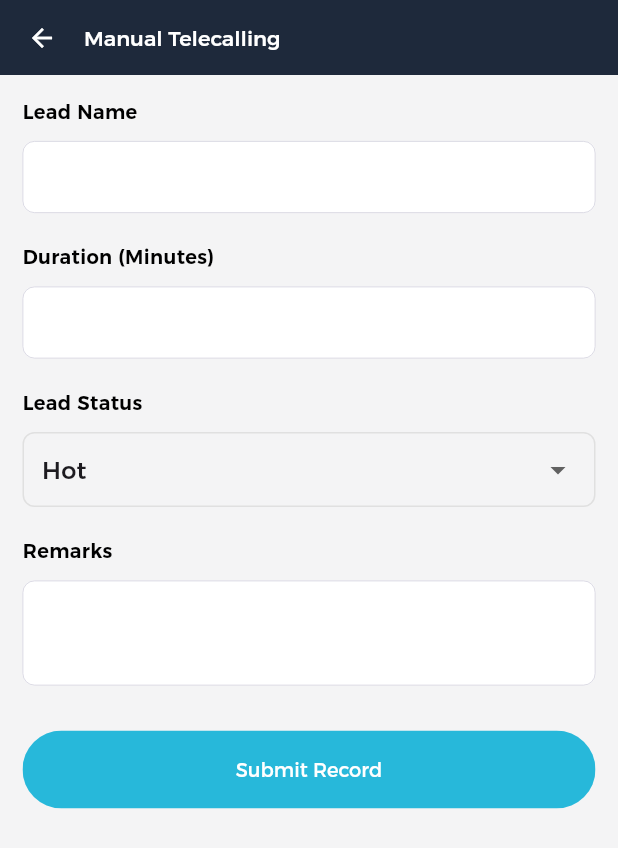
After one commit to ParthVibhandik/crm_app_smmart, a Flutter app: the TelecallingScreen screen opened by its route, on a phone screen of 412 x 824 dp. The commit adds this screen. Shown: the top 848 px of the screen. Run offline on Flutter 3.47's test engine with Material 3 defaults, Android fonts, the phone set to English and light mode, and no system bars; our stand-ins replace battery_plus, cached_network_image, carousel_slider, connectivity_plus, contained_tab_bar_view, date_field and 26 more; missing offline and left inert: flutter_background_service, flutter_background_service_android, flutter_boardview, image_gallery_saver_plus; accounts and stored records are empty.

Commit message:
Telecalling

```diff
--- a/lib/core/route/route.dart
+++ b/lib/core/route/route.dart
@@ -46,6 +46,7 @@ import 'package:flutex_admin/features/proposal/view/proposal_details_screen.dart
 import 'package:flutex_admin/features/proposal/view/proposal_screen.dart';
 import 'package:flutex_admin/features/proposal/view/update_proposal_screen.dart';
 import 'package:flutex_admin/features/sales_tracker/view/sales_tracker_screen.dart';
+import 'package:flutex_admin/features/telecalling/view/telecalling_screen.dart';
 import 'package:flutex_admin/features/splash/view/splash_screen.dart';
 import 'package:flutex_admin/features/staff/view/add_staff_screen.dart';
 import 'package:flutex_admin/features/staff/view/staff_details_screen.dart';
@@ -122,6 +123,7 @@ class RouteHelper {
   static const String editProfileScreen = "/edit_profile_screen";
   static const String privacyScreen = "/privacy_screen";
   static const String salesTrackerScreen = "/sales_tracker_screen";
+  static const String telecallingScreen = "/telecalling_screen";
 
   List<GetPage> routes = [
     GetPage(name: splashScreen, page: () => const SplashScreen()),
@@ -259,5 +261,6 @@ class RouteHelper {
     GetPage(name: settingsScreen, page: () => const MenuScreen()),
     GetPage(name: privacyScreen, page: () => const PrivacyPolicyScreen()),
     GetPage(name: salesTrackerScreen, page: () => const SalesTrackerScreen()),
+    GetPage(name: telecallingScreen, page: () => const TelecallingScreen()),
   ];
 }
--- a/lib/core/utils/url_container.dart
+++ b/lib/core/utils/url_container.dart
@@ -39,6 +39,7 @@ class UrlContainer {
   static const String expensesUrl = 'expenses';
   static const String miscellaneousUrl = 'miscellaneous';
   static const String privacyPolicyUrl = 'miscellaneous/privacy';
+  static const String telecallUrl = 'telecall';
 
   // Sales Tracker
   static const String salesTrackerGetLeadsUrl = 'sales-tracker/get-leads';
--- /dev/null
+++ b/lib/features/telecalling/controller/telecalling_controller.dart
@@ -0,0 +1,133 @@
+import 'dart:convert';
+import 'package:flutex_admin/common/components/snack_bar/show_custom_snackbar.dart';
+import 'package:flutex_admin/common/models/response_model.dart';
+import 'package:flutex_admin/features/lead/model/lead_model.dart';
+import 'package:flutex_admin/features/telecalling/repo/telecalling_repo.dart';
+import 'package:flutter/material.dart';
+import 'package:get/get.dart';
+
+import 'package:flutex_admin/features/telecalling/widget/success_dialog.dart';
+
+class TelecallingController extends GetxController {
+  final TelecallingRepo telecallingRepo;
+  TelecallingController({required this.telecallingRepo});
+
+  bool isLoading = false;
+  bool isSubmitLoading = false;
+
+  List<Lead> searchResultLeads = [];
+  Lead? selectedLead;
+
+  TextEditingController searchController = TextEditingController();
+  TextEditingController durationController = TextEditingController();
+  TextEditingController remarksController = TextEditingController();
+
+  String selectedStatus = 'hot';
+  List<String> statusOptions = ['hot', 'warm', 'cold', 'converted', 'lost'];
+
+  Future<void> searchLeads(String keyword) async {
+    if (keyword.isEmpty) {
+      searchResultLeads = [];
+      update();
+      return;
+    }
+
+    isLoading = true;
+    update();
+
+    try {
+      ResponseModel responseModel = await telecallingRepo.searchLeads(keyword);
+      if (responseModel.status) {
+        var decoded = jsonDecode(responseModel.responseJson);
+        List<dynamic> leadsList = [];
+        if (decoded is Map<String, dynamic> && decoded.containsKey('data')) {
+          var dataObj = decoded['data'];
+          if (dataObj is Map<String, dynamic> && dataObj.containsKey('leads')) {
+            leadsList = dataObj['leads'];
+          } else if (dataObj is List) {
+            leadsList = dataObj;
+          }
+        }
+
+        searchResultLeads = leadsList.map((item) => Lead.fromJson(item)).toList();
+      } else {
+        CustomSnackBar.error(errorList: [responseModel.message.tr]);
+      }
+    } catch (e) {
+      print('Error searching leads: $e');
+    }
+
+    isLoading = false;
+    update();
+  }
+
+  void selectLead(Lead lead) {
+    selectedLead = lead;
+    searchController.text = lead.name ?? '';
+    searchResultLeads = [];
+    update();
+  }
+
+  void setStatus(String status) {
+    selectedStatus = status;
+    update();
+  }
+
+  Future<void> submitTelecall() async {
+    if (selectedLead == null) {
+      CustomSnackBar.error(errorList: ['Please select a lead']);
+      return;
+    }
+    if (durationController.text.isEmpty) {
+      CustomSnackBar.error(errorList: ['Please enter duration']);
+      return;
+    }
+    if (remarksController.text.isEmpty) {
+      CustomSnackBar.error(errorList: ['Please enter remarks']);
+      return;
+    }
+
+    isSubmitLoading = true;
+    update();
+
+    try {
+      ResponseModel responseModel = await telecallingRepo.recordTelecall(
+        leadId: selectedLead!.id.toString(),
+        duration: durationController.text,
+        status: selectedStatus,
+        remarks: remarksController.text,
+      );
+
+      if (responseModel.status) {
+        Get.dialog(
+          SuccessDialog(
+            message: "Telecall record has been saved successfully.",
+            onOkPress: () {
+              clearData();
+              Get.back(); // Close dialog
+              Get.back(); // Go back from telecalling screen
+            },
+          ),
+          barrierDismissible: false,
+        );
+      } else {
+        CustomSnackBar.error(errorList: [responseModel.message.tr]);
+      }
+    } catch (e) {
+      CustomSnackBar.error(errorList: ['Error recording telecall: $e']);
+    }
+
+    isSubmitLoading = false;
+    update();
+  }
+
+  void clearData() {
+    selectedLead = null;
+    searchController.clear();
+    durationController.clear();
+    remarksController.clear();
+    selectedStatus = 'hot';
+    searchResultLeads = [];
+    update();
+  }
+}
--- /dev/null
+++ b/lib/features/telecalling/repo/telecalling_repo.dart
@@ -0,0 +1,46 @@
+import 'package:flutex_admin/common/models/response_model.dart';
+import 'package:flutex_admin/core/service/api_service.dart';
+import 'package:flutex_admin/core/utils/method.dart';
+import 'package:flutex_admin/core/utils/url_container.dart';
+
+class TelecallingRepo {
+  final ApiClient apiClient;
+
+  TelecallingRepo({required this.apiClient});
+
+  Future<ResponseModel> searchLeads(String keyword) async {
+    String url = "${UrlContainer.baseUrl}${UrlContainer.salesTrackerSearchLeadUrl}";
+    Map<String, String> params = {"keyword": keyword};
+
+    ResponseModel responseModel = await apiClient.request(
+      url,
+      Method.postMethod,
+      params,
+      passHeader: true,
+    );
+    return responseModel;
+  }
+
+  Future<ResponseModel> recordTelecall({
+    required String leadId,
+    required String duration,
+    required String status,
+    required String remarks,
+  }) async {
+    String url = "${UrlContainer.baseUrl}${UrlContainer.telecallUrl}/record";
+    Map<String, String> params = {
+      "lead_id": leadId,
+      "duration": duration,
+      "current_status": status,
+      "remarks": remarks,
+    };
+
+    ResponseModel responseModel = await apiClient.request(
+      url,
+      Method.postMethod,
+      params,
+      passHeader: true,
+    );
+    return responseModel;
+  }
+}
--- /dev/null
+++ b/lib/features/telecalling/view/telecalling_screen.dart
@@ -0,0 +1,160 @@
+import 'package:flutex_admin/common/components/app-bar/custom_appbar.dart';
+import 'package:flutex_admin/common/components/buttons/rounded_button.dart';
+import 'package:flutex_admin/common/components/buttons/rounded_loading_button.dart';
+import 'package:flutex_admin/common/components/text-form-field/custom_text_field.dart';
+import 'package:flutex_admin/core/utils/dimensions.dart';
+import 'package:flutex_admin/core/utils/style.dart';
+import 'package:flutex_admin/features/telecalling/controller/telecalling_controller.dart';
+import 'package:flutex_admin/features/telecalling/repo/telecalling_repo.dart';
+import 'package:flutter/material.dart';
+import 'package:get/get.dart';
+
+class TelecallingScreen extends StatefulWidget {
+  const TelecallingScreen({super.key});
+
+  @override
+  State<TelecallingScreen> createState() => _TelecallingScreenState();
+}
+
+class _TelecallingScreenState extends State<TelecallingScreen> {
+  @override
+  void initState() {
+    super.initState();
+    Get.put(TelecallingRepo(apiClient: Get.find()));
+    Get.put(TelecallingController(telecallingRepo: Get.find()));
+  }
+
+  @override
+  Widget build(BuildContext context) {
+    return Scaffold(
+      appBar: const CustomAppBar(title: "Manual Telecalling"),
+      body: GetBuilder<TelecallingController>(
+        builder: (controller) {
+          return SingleChildScrollView(
+            padding: const EdgeInsets.all(Dimensions.space15),
+            child: Column(
+              crossAxisAlignment: CrossAxisAlignment.start,
+              children: [
+                Text(
+                  "Lead Name",
+                  style: regularDefault.copyWith(fontWeight: FontWeight.w600),
+                ),
+                const SizedBox(height: Dimensions.space10),
+                Stack(
+                  children: [
+                    CustomTextField(
+                      controller: controller.searchController,
+                      hintText: "Search lead by name...",
+                      onChanged: (value) {
+                        controller.searchLeads(value);
+                      },
+                    ),
+                    if (controller.searchResultLeads.isNotEmpty)
+                      Container(
+                        margin: const EdgeInsets.only(top: 50),
+                        decoration: BoxDecoration(
+                          color: Colors.white,
+                          borderRadius: BorderRadius.circular(8),
+                          boxShadow: [
+                            BoxShadow(
+                              color: Colors.grey.withValues(alpha: 0.3),
+                              spreadRadius: 1,
+                              blurRadius: 5,
+                            )
+                          ],
+                        ),
+                        constraints: const BoxConstraints(maxHeight: 200),
+                        child: ListView.builder(
+                          shrinkWrap: true,
+                          itemCount: controller.searchResultLeads.length,
+                          itemBuilder: (context, index) {
+                            final lead = controller.searchResultLeads[index];
+                            return ListTile(
+                              title: Text(lead.name ?? ''),
+                              subtitle: Text(lead.company ?? ''),
+                              onTap: () {
+                                controller.selectLead(lead);
+                              },
+                            );
+                          },
+                        ),
+                      ),
+                  ],
+                ),
+                if (controller.selectedLead != null) ...[
+                  const SizedBox(height: Dimensions.space5),
+                  Chip(
+                    label: Text("Selected: ${controller.selectedLead!.name}"),
+                    onDeleted: () {
+                      controller.clearData();
+                    },
+                  ),
+                ],
+                const SizedBox(height: Dimensions.space20),
+                Text(
+                  "Duration (Minutes)",
+                  style: regularDefault.copyWith(fontWeight: FontWeight.w600),
+                ),
+                const SizedBox(height: Dimensions.space10),
+                CustomTextField(
+                    controller: controller.durationController,
+                    hintText: "Enter duration in mins",
+                    onChanged: (value) {},
+                    textInputType: TextInputType.number),
+                const SizedBox(height: Dimensions.space20),
+                Text(
+                  "Lead Status",
+                  style: regularDefault.copyWith(fontWeight: FontWeight.w600),
+                ),
+                const SizedBox(height: Dimensions.space10),
+                Container(
+                  padding: const EdgeInsets.symmetric(horizontal: 12),
+                  decoration: BoxDecoration(
+                    borderRadius: BorderRadius.circular(8),
+                    border: Border.all(color: Colors.grey.shade300),
+                  ),
+                  child: DropdownButtonHideUnderline(
+                    child: DropdownButton<String>(
+                      isExpanded: true,
+                      value: controller.selectedStatus,
+                      items: controller.statusOptions.map((status) {
+                        return DropdownMenuItem(
+                          value: status,
+                          child: Text(status.capitalizeFirst!),
+                        );
+                      }).toList(),
+                      onChanged: (value) {
+                        if (value != null) controller.setStatus(value);
+                      },
+                    ),
+                  ),
+                ),
+                const SizedBox(height: Dimensions.space20),
+                Text(
+                  "Remarks",
+                  style: regularDefault.copyWith(fontWeight: FontWeight.w600),
+                ),
+                const SizedBox(height: Dimensions.space10),
+                CustomTextField(
+                  controller: controller.remarksController,
+                  hintText: "Enter call remarks...",
+                  onChanged: (value) {},
+                  maxLines: 3,
+                ),
+                const SizedBox(height: Dimensions.space30),
+                controller.isSubmitLoading
+                    ? const RoundedLoadingBtn()
+                    : RoundedButton(
+                        text: "Submit Record",
+                        press: () {
+                          controller.submitTelecall();
+                        },
+                      ),
+              ],
+            ),
+          );
+        },
+      ),
+    );
+  }
+}
```
Also changed, not shown: lib/features/dashboard/widget/drawer.dart (+8 -0 lines), lib/features/telecalling/widget/success_dialog.dart (added, +79 -0 lines).
